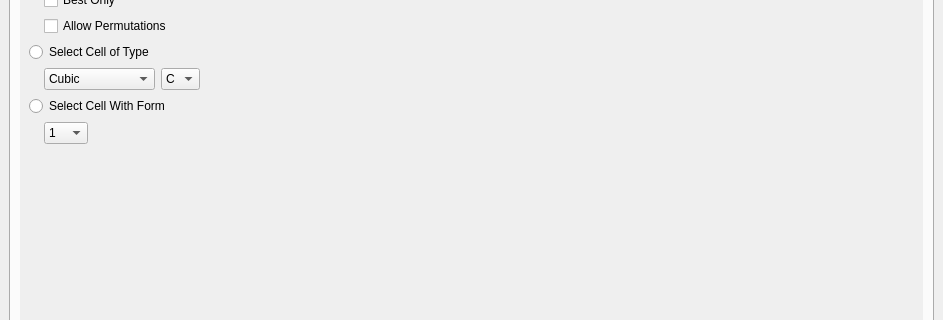
Before: the Qt Designer form qt/scientific_interfaces/General/MantidEV.ui in mantidproject/mantid, drawn with Qt 5; both pictures show x 0 to 943 and y 142 to 462 of the 943 by 810 pixel window.
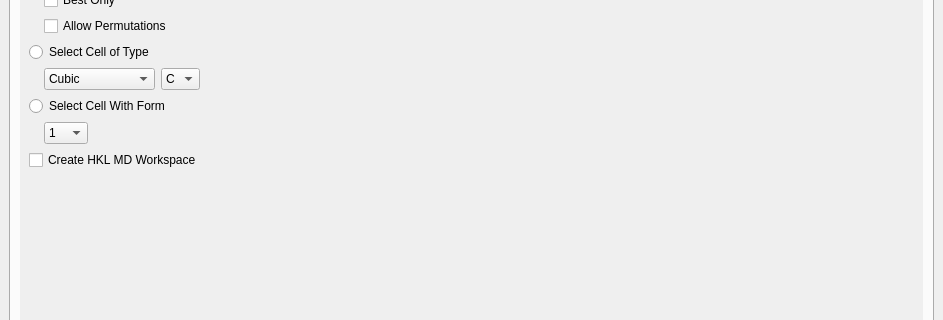
After: the same form once the commit is applied. The open tabs and pages were chosen to show the change.

Commit message: Refs #23955 add checkbox for HKL MD workspace

Patch:
```diff
--- a/qt/scientific_interfaces/General/MantidEV.ui
+++ b/qt/scientific_interfaces/General/MantidEV.ui
@@ -2493,6 +2493,16 @@
               </item>
              </layout>
             </item>
+            <item>
+             <widget class="QCheckBox" name="CreateHKLWorkspace_ckbx">
+              <property name="toolTip">
+               <string>Convert the event workspace after cell is chosen into a HKL MD Workspace.</string>
+              </property>
+              <property name="text">
+               <string>Create HKL MD Workspace</string>
+              </property>
+             </widget>
+            </item>
             <item>
              <spacer name="verticalSpacer_4">
               <property name="orientation">
```
The commit also changes 3 other files.
